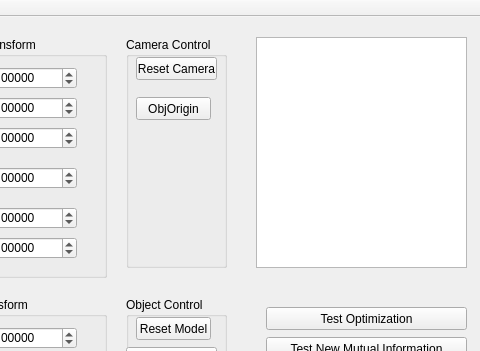
tranthudo/ERCP2v2, file ERCP2v2/ercp2v2.ui: the form before one commit; both pictures show x 764 to 1244 and y 0 to 351 of the 1244 by 881 pixel window.
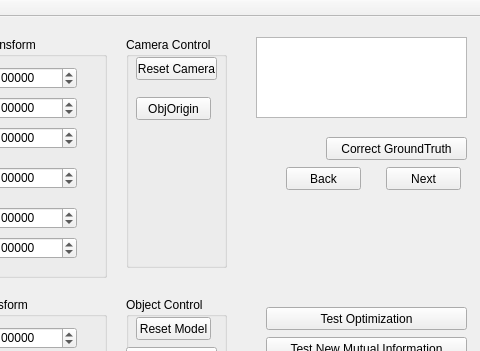
The form after the commit. Icons and pictures are not drawn. Custom widgets are drawn as their Qt base class.

The edit to the form file:
```diff
--- a/ERCP2v2/ercp2v2.ui
+++ b/ERCP2v2/ercp2v2.ui
@@ -833,7 +833,7 @@
       <x>1020</x>
       <y>20</y>
       <width>211</width>
-      <height>231</height>
+      <height>81</height>
      </rect>
     </property>
    </widget>
@@ -950,6 +950,45 @@
      <bool>false</bool>
     </property>
    </widget>
+   <widget class="QPushButton" name="pushButton_CorrectGroundTruth">
+    <property name="geometry">
+     <rect>
+      <x>1090</x>
+      <y>120</y>
+      <width>141</width>
+      <height>23</height>
+     </rect>
+    </property>
+    <property name="text">
+     <string>Correct GroundTruth</string>
+    </property>
+   </widget>
+   <widget class="QPushButton" name="pushButtonNextGroundTruth">
+    <property name="geometry">
+     <rect>
+      <x>1150</x>
+      <y>150</y>
+      <width>75</width>
+      <height>23</height>
+     </rect>
+    </property>
+    <property name="text">
+     <string>Next</string>
+    </property>
+   </widget>
+   <widget class="QPushButton" name="pushButtonBackGroundTruth">
+    <property name="geometry">
+     <rect>
+      <x>1050</x>
+      <y>150</y>
+      <width>75</width>
+      <height>23</height>
+     </rect>
+    </property>
+    <property name="text">
+     <string>Back</string>
+    </property>
+   </widget>
    <zorder>groupBox</zorder>
    <zorder>groupBox_2</zorder>
    <zorder>groupBox_3</zorder>
```
Left out of the diff: 72 changed lines with no effect on the pictures.
